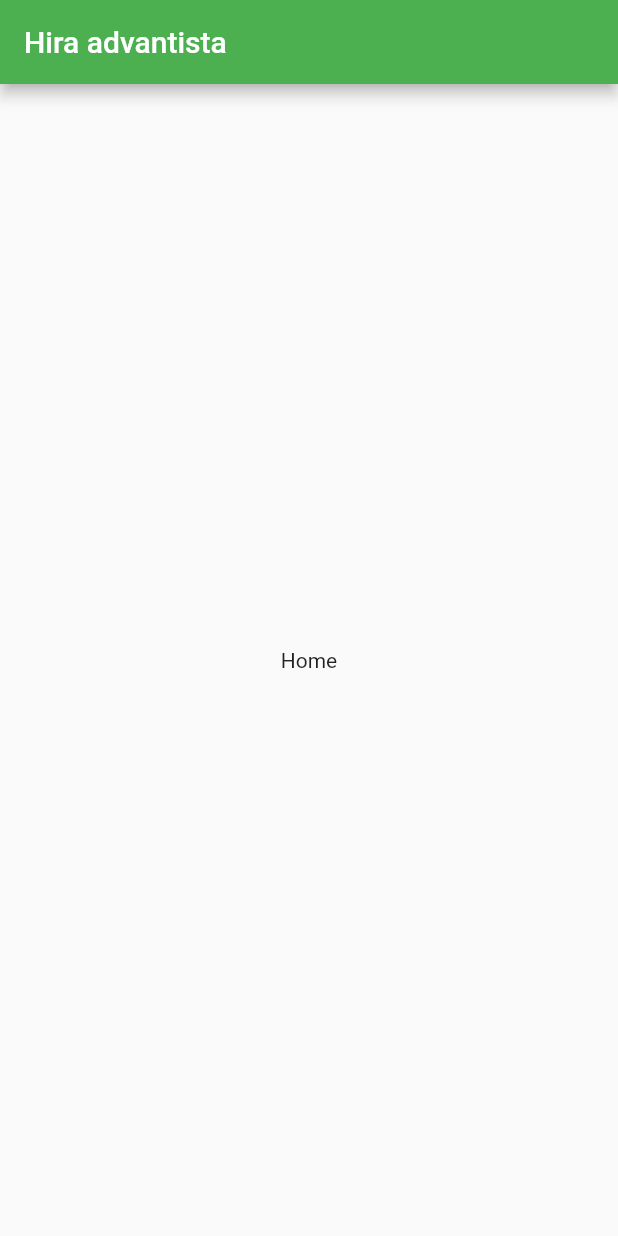
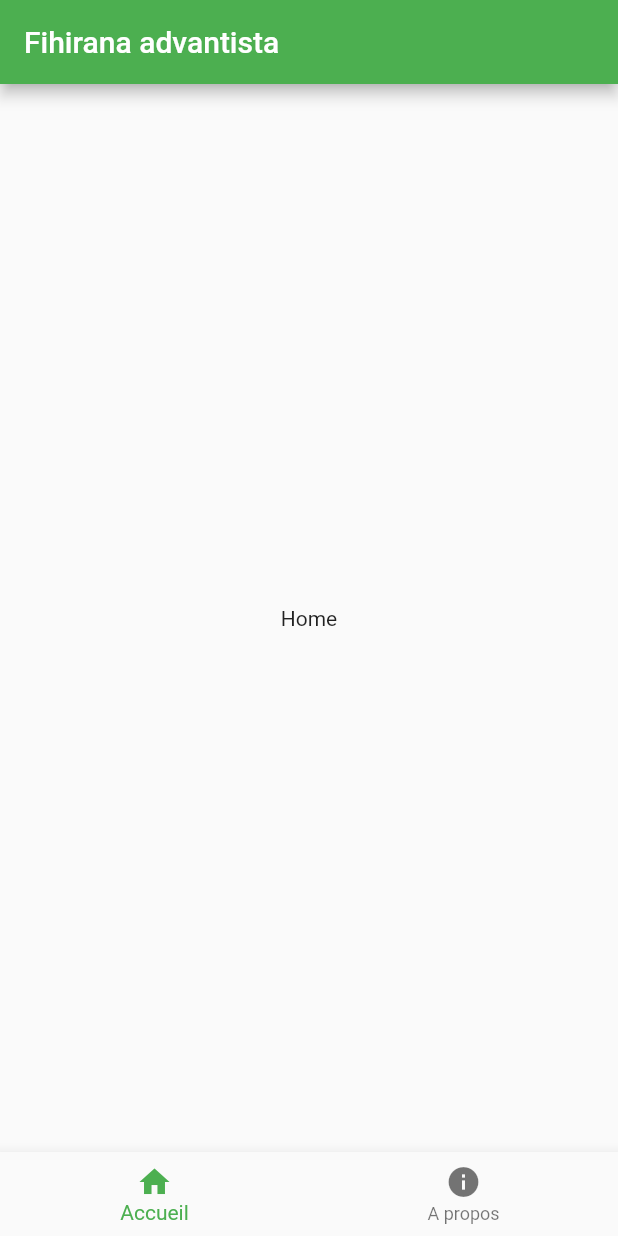
Before and after one commit to rzjosia/hiradvantista, a Flutter app: the screen it shows after launch, on a phone screen of 412 x 824 dp. Run offline on Flutter 3.47's test engine with Material 2 defaults, Android fonts, the phone set to English and light mode, and no system bars.

```diff
--- a/lib/main.dart
+++ b/lib/main.dart
@@ -1,25 +1,66 @@
 import 'package:flutter/material.dart';
 import 'package:hiradvantista/screens/Home.dart';
+import 'package:hiradvantista/screens/about.dart';
 
 void main() {
   runApp(const MyApp());
 }
 
-class MyApp extends StatelessWidget {
+class MyApp extends StatefulWidget {
   const MyApp({Key? key}) : super(key: key);
+
+  @override
+  State<MyApp> createState() => _MyAppState();
+}
+
+class _MyAppState extends State<MyApp> {
+  int _selectedIndex = 0;
+
+  static const navigationItems = [
+    {
+      'title': 'Fihirana advantista',
+      'label': 'Accueil',
+      'icon': Icons.home,
+      'screen': Home(),
+    },
+    {
+      'title': 'A propos',
+      'label': 'A propos',
+      'icon': Icons.info,
+      'screen': About(),
+    },
+  ];
+
+  void _onItemTapped(int index) {
+    setState(() {
+      _selectedIndex = index;
+    });
+  }
 
   @override
   Widget build(BuildContext context) {
     return MaterialApp(
-      title: 'Fihirana advantista',
+      title: "Fihirana advantista",
       theme: ThemeData(
         primarySwatch: Colors.green,
       ),
       home: Scaffold(
         appBar: AppBar(
-          title: const Text('Hira advantista'),
+          title: Text("${navigationItems[_selectedIndex]['title']}"),
         ),
-        body: const Home(),
+        body: navigationItems[_selectedIndex]['screen'] as Widget,
+        bottomNavigationBar: BottomNavigationBar(
+          items: <BottomNavigationBarItem>[
+            ...navigationItems.map((item) => BottomNavigationBarItem(
+                  icon: Icon(item['icon'] as IconData),
+                  label: item['label'] as String,
+                  tooltip: item['title'] as String,
+                ))
+          ],
+          currentIndex: _selectedIndex,
+          selectedItemColor: Colors.green,
+          onTap: _onItemTapped,
+        ),
       ),
     );
   }
--- a/pubspec.yaml
+++ b/pubspec.yaml
@@ -68,8 +68,8 @@ flutter:
   uses-material-design: true
 
   # To add assets to your application, add an assets section, like this:
-assets:
-   - assets/images/
+  assets:
+    - assets/images/
 
   # An image asset can refer to one or more resolution-specific "variants", see
   # https://flutter.dev/assets-and-images/#resolution-aware
```
Also changed, not shown: lib/constants/about_constant.dart (added, +10 -0 lines), lib/screens/about.dart (added, +40 -0 lines), 1 other file.
